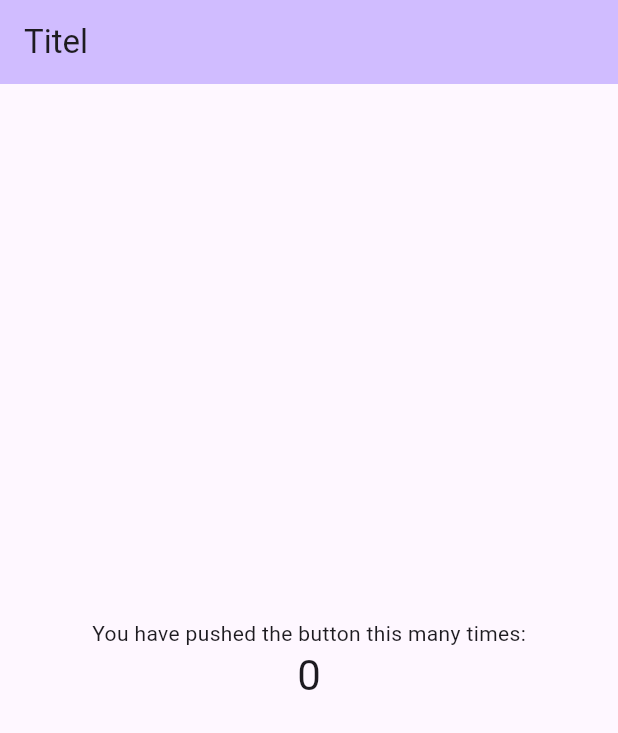
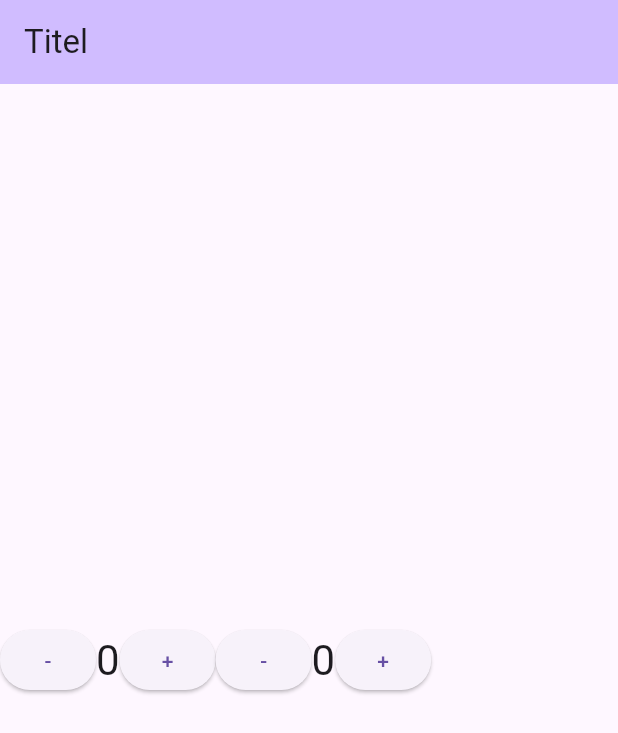
Before and after one commit to Kedirbiruh/i11_intro_012, a Flutter app: the screen it shows after launch, on a phone screen of 412 x 824 dp. Shown: the top 733 px of the screen. Run offline on Flutter 3.47's test engine with Material 3 defaults, Android fonts, the phone set to English and light mode, and no system bars.

Commit message:
update files

```diff
--- a/lib/01_local/local_homepage.dart
+++ b/lib/01_local/local_homepage.dart
@@ -27,10 +27,29 @@ class _LocalHomepageState extends State<LocalHomepage> {
         child: Column(
           mainAxisAlignment: MainAxisAlignment.center,
           children: <Widget>[
-            const Text('You have pushed the button this many times:'),
-            Text(
-              '$_counter1',
-              style: Theme.of(context).textTheme.headlineMedium,
+            Row(
+              children: [
+                Row(
+                  children: [
+                    ElevatedButton(onPressed: () {}, child: Text('-')),
+                    Text(
+                      '$_counter1',
+                      style: Theme.of(context).textTheme.headlineMedium,
+                    ),
+                    ElevatedButton(onPressed: () {}, child: Text('+')),
+                  ],
+                ),
+                Row(
+                  children: [
+                    ElevatedButton(onPressed: () {}, child: Text('-')),
+                    Text(
+                      '$_counter1',
+                      style: Theme.of(context).textTheme.headlineMedium,
+                    ),
+                    ElevatedButton(onPressed: () {}, child: Text('+')),
+                  ],
+                ),
+              ],
             ),
           ],
         ),
```
